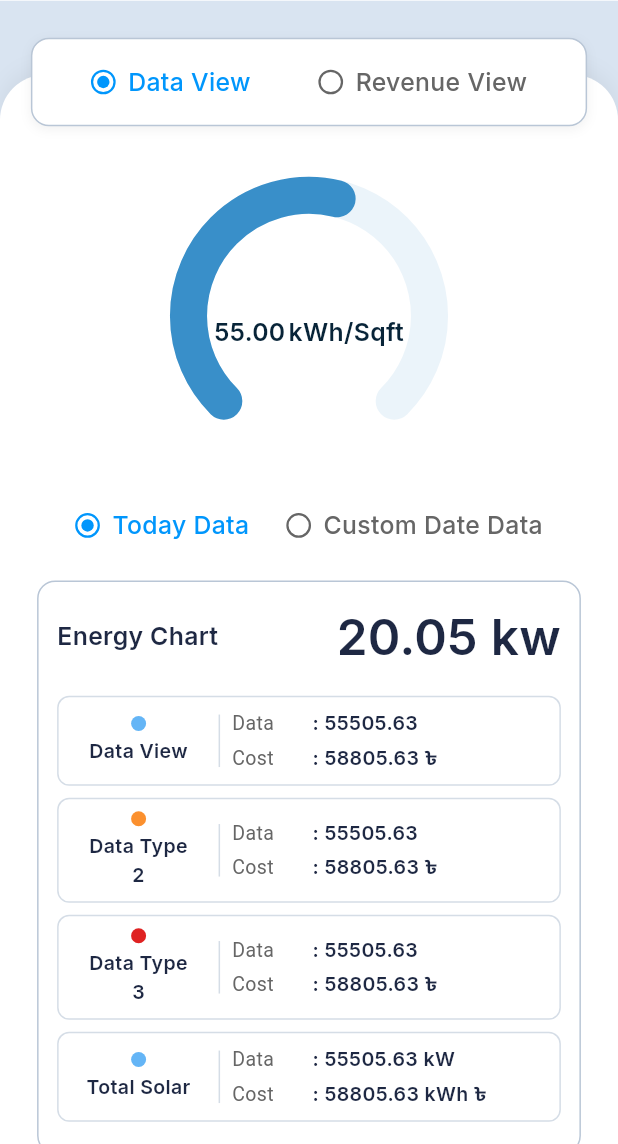
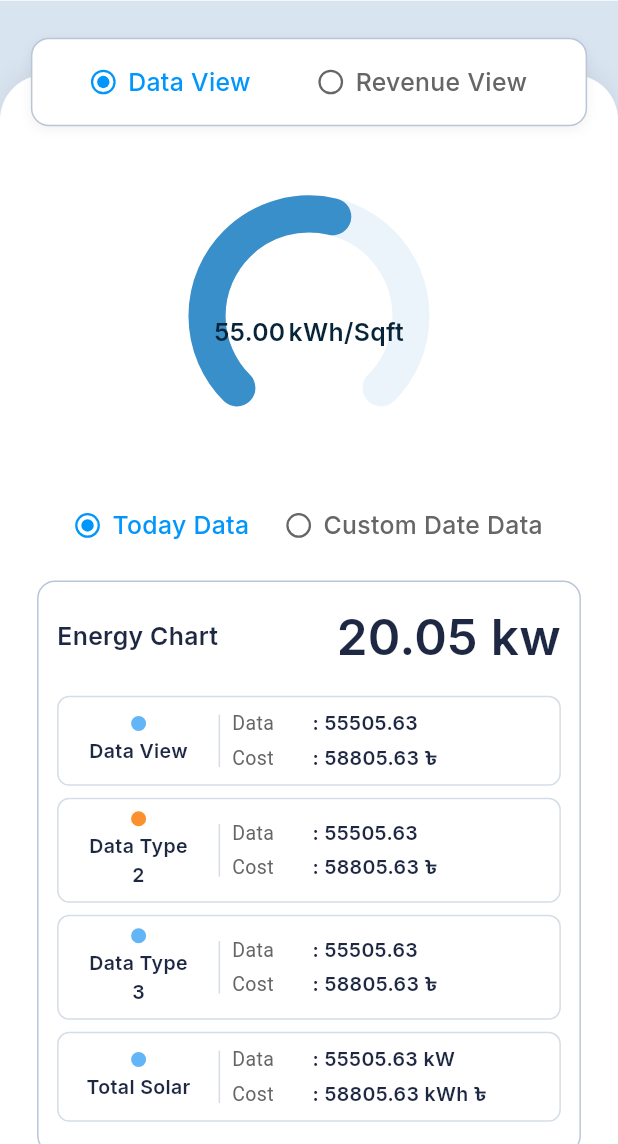
Before and after one commit to The-Black-Shadow/scube_task_app, a Flutter app: the DashboardScreen screen opened by its route, after a tap on "Data View", on a phone screen of 412 x 824 dp, the part 92-1236 px from its top. Run offline on Flutter 3.47's test engine with Material 3 defaults, Android fonts, the phone set to English and light mode, and no system bars; our stand-ins replace get, google_fonts.

Commit message:
dashboard screen sizeissue fixed

```diff
--- a/assets/data/dashboard_data.json
+++ b/assets/data/dashboard_data.json
@@ -28,7 +28,7 @@
             "id": 3,
             "title": "Data Type 3",
             "status": "Inactive",
-            "statusColor": "red",
+            "statusColor": "blue",
             "icon": "power_15679163 1.png",
             "data1Label": "Data 1",
             "data1Value": "55505.63",
--- a/lib/constant/app_text_styles.dart
+++ b/lib/constant/app_text_styles.dart
@@ -86,7 +86,7 @@ class AppTextStyles {
   TextStyle get dashboardDataLabel => GoogleFonts.inter(
     fontSize: AppSize.width(value: 12),
     fontWeight: FontWeight.w400,
-    color: AppColors.instance.textDarkBlue,
+    color: AppColors.instance.textGrey,
   );
 
   TextStyle get dashboardDataValue => GoogleFonts.inter(
--- a/lib/screens/dashboard_screen/dashboard_screen.dart
+++ b/lib/screens/dashboard_screen/dashboard_screen.dart
@@ -60,7 +60,6 @@ class DashboardScreen extends GetView<DashboardController> {
                           ],
                         ),
                       ),
-                      SizedBox(height: AppSize.height(value: 24)),
 
                       const DashboardBottomGrid(),
                       SizedBox(height: AppSize.height(value: 30)),
--- a/lib/screens/dashboard_screen/widgets/dashboard_bottom_grid.dart
+++ b/lib/screens/dashboard_screen/widgets/dashboard_bottom_grid.dart
@@ -13,7 +13,7 @@ class DashboardBottomGrid extends StatelessWidget {
   Widget build(BuildContext context) {
     return GridView.count(
       crossAxisCount: 2,
-      childAspectRatio: 3.0,
+      childAspectRatio: 4.0,
       crossAxisSpacing: AppSize.width(value: 12),
       mainAxisSpacing: AppSize.height(value: 8),
       shrinkWrap: true,
--- a/lib/screens/dashboard_screen/widgets/dashboard_list_section.dart
+++ b/lib/screens/dashboard_screen/widgets/dashboard_list_section.dart
@@ -18,6 +18,7 @@ class DashboardListSection extends GetView<DashboardController> {
           padding: EdgeInsets.symmetric(horizontal: AppSize.width(value: 12)),
           child: Divider(color: AppColors.instance.borderGrey, height: 1),
         ),
+        SizedBox(height: AppSize.height(value: 5)),
 
         Obx(() {
           if (controller.isLoading.value) {
@@ -40,7 +41,7 @@ class DashboardListSection extends GetView<DashboardController> {
           }
           final list = controller.dashboardData.value?.dataList ?? [];
           return SizedBox(
-            height: AppSize.height(value: 300),
+            height: AppSize.height(value: 250),
             child: ListView.separated(
               padding: EdgeInsets.all(AppSize.width(value: 12)),
               itemCount: list.length,
--- a/lib/screens/dashboard_screen/widgets/dashboard_tab_bar.dart
+++ b/lib/screens/dashboard_screen/widgets/dashboard_tab_bar.dart
@@ -12,7 +12,7 @@ class DashboardTabBar extends GetView<DashboardController> {
   @override
   Widget build(BuildContext context) {
     return Container(
-      height: AppSize.height(value: 40),
+      height: AppSize.height(value: 39),
       decoration: BoxDecoration(
         color: AppColors.instance.white,
         borderRadius: const BorderRadius.only(
@@ -52,7 +52,7 @@ class DashboardTabBar extends GetView<DashboardController> {
               label,
               style: GoogleFonts.inter(
                 fontSize: AppSize.width(value: 14),
-                fontWeight: FontWeight.w400,
+                fontWeight: isSelected ? FontWeight.w600 : FontWeight.w400,
                 color: isSelected
                     ? AppColors.instance.white
                     : AppColors.instance.textTab,
--- a/lib/widgets/dashboard_list_card.dart
+++ b/lib/widgets/dashboard_list_card.dart
@@ -87,7 +87,7 @@ class DashboardExpandedList extends StatelessWidget {
                           ),
                         ],
                       ),
-                      SizedBox(height: AppSize.height(value: 4)),
+                      SizedBox(height: AppSize.height(value: 2)),
                       // Data Row 1
                       Row(
                         children: [
--- a/lib/widgets/power_circular_chart.dart
+++ b/lib/widgets/power_circular_chart.dart
@@ -38,7 +38,7 @@ class PowerCircularChart extends StatelessWidget {
         alignment: Alignment.center,
         children: [
           CustomPaint(
-            size: Size(AppSize.width(value: 140), AppSize.width(value: 140)),
+            size: Size(AppSize.width(value: 120), AppSize.width(value: 120)),
             painter: _PowerCircularChartPainter(
               value: value,
               max: max,
```
